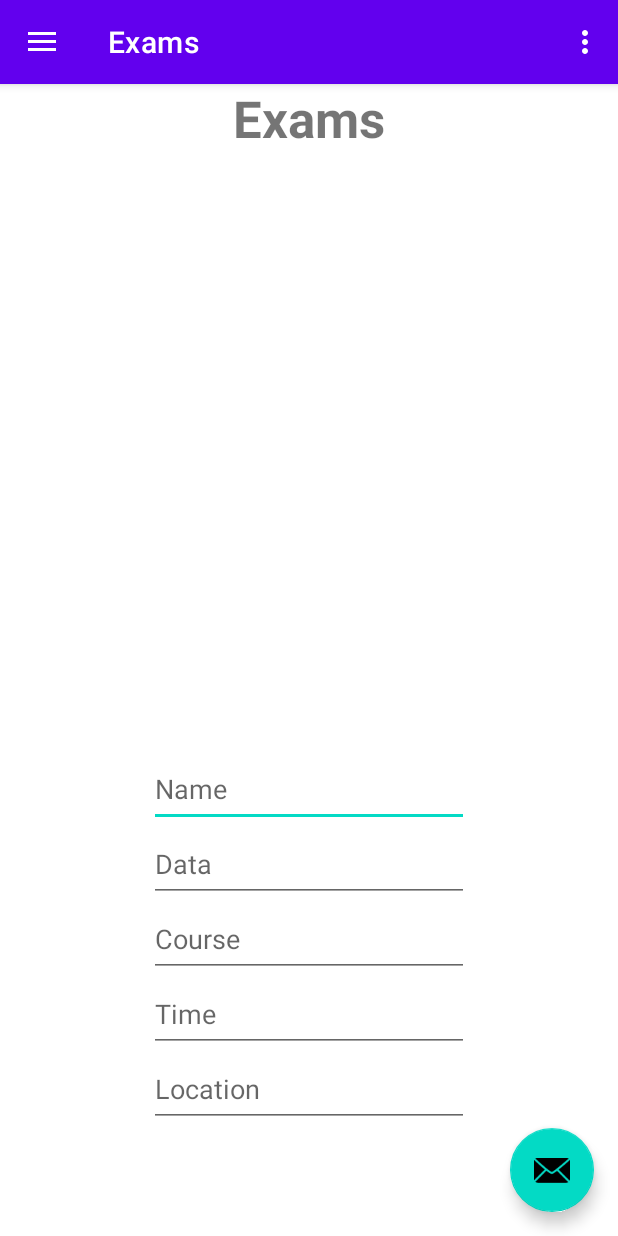
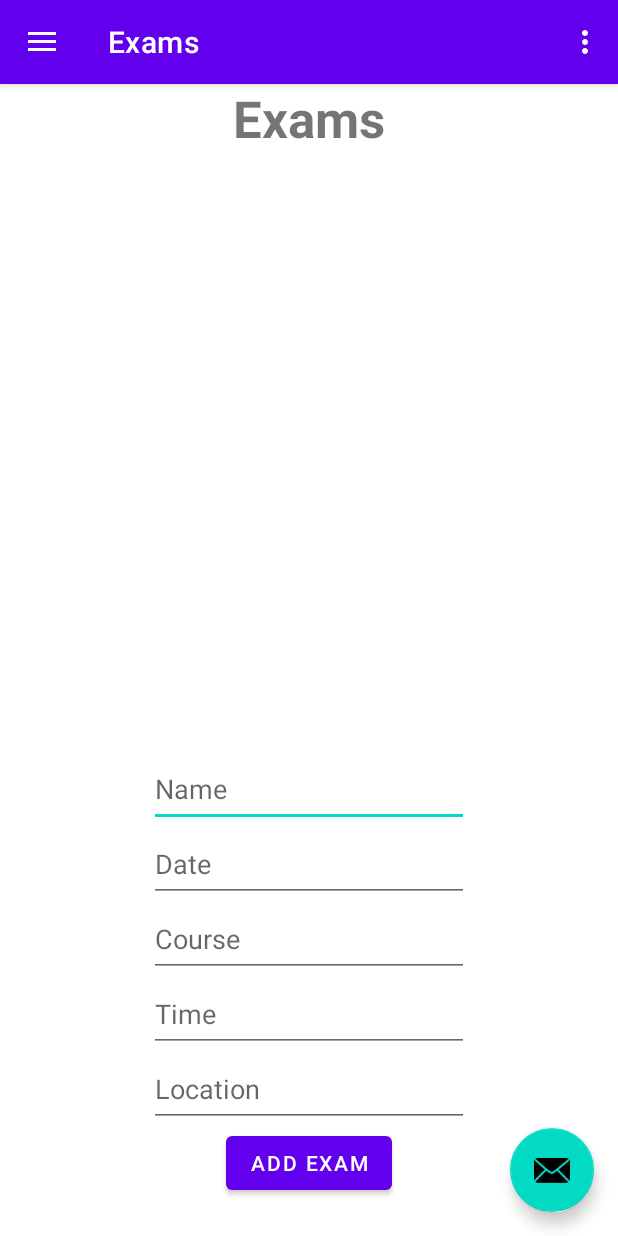
Before and after one commit to ND68/College-Scheduler, an Android app: the screen it shows after launch (MainActivity), in the side drawer, after a tap on "Exams", on a phone screen of 412 x 824 dp. Run offline under Robolectric (Android 15) with nearby library versions, the phone set to English and light mode, and no system bars; our stand-ins replace navigation-ui.

Commit message:
Add button for Exams

```diff
--- a/app/src/main/java/com/example/collegescheduler/ui/exams/ExamsFragment.java
+++ b/app/src/main/java/com/example/collegescheduler/ui/exams/ExamsFragment.java
@@ -8,12 +8,12 @@ import android.widget.ArrayAdapter;
 import android.widget.Button;
 import android.widget.EditText;
 import android.widget.ListView;
-import android.widget.TextView;
 
 import androidx.annotation.NonNull;
 import androidx.fragment.app.Fragment;
 import androidx.lifecycle.ViewModelProvider;
 
+import com.example.collegescheduler.R;
 import com.example.collegescheduler.databinding.FragmentExamsBinding;
 
 import java.util.ArrayList;
@@ -24,22 +24,73 @@ public class ExamsFragment extends Fragment {
     private FragmentExamsBinding binding;
     private ExamsViewModel examsViewModel;
     private ListView listView;
-    private EditText editTextName, editTextData, editTextCourse, editTextTime, editTextLocation;
-    private Button btnAddTask;
-    private ArrayAdapter<String> taskListAdapter;
-    private List<String> taskList = new ArrayList<>();
+    private EditText editTextName, editTextDate, editTextCourse, editTextTime, editTextLocation;
+    private Button btnAddExam;
+    private ArrayAdapter<String> examListAdapter;
+    private List<String> examList = new ArrayList<>();
 
     public View onCreateView(@NonNull LayoutInflater inflater,
                              ViewGroup container, Bundle savedInstanceState) {
-        ExamsViewModel slideshowViewModel =
-                new ViewModelProvider(this).get(ExamsViewModel.class);
+        examsViewModel = new ViewModelProvider(this).get(ExamsViewModel.class);
 
         binding = FragmentExamsBinding.inflate(inflater, container, false);
         View root = binding.getRoot();
 
-        final TextView textView = binding.textViewE;
-        slideshowViewModel.getText().observe(getViewLifecycleOwner(), textView::setText);
+        initializeViews(root);
+
+        btnAddExam.setOnClickListener(new View.OnClickListener() {
+            @Override
+            public void onClick(View v) {
+                addExam();
+            }
+        });
+
+        examListAdapter = new ArrayAdapter<>(requireContext(), android.R.layout.simple_list_item_1, examList);
+        listView.setAdapter(examListAdapter);
+
         return root;
+    }
+
+    private void initializeViews(View root) {
+        editTextName = root.findViewById(R.id.editTextNameE);
+        editTextDate = root.findViewById(R.id.editTextDateE);
+        editTextCourse = root.findViewById(R.id.editTextCourseE);
+        editTextTime = root.findViewById(R.id.editTextTimeE);
+        editTextLocation = root.findViewById(R.id.editTextLocationE);
+        btnAddExam = root.findViewById(R.id.btnAddExam);
+        listView = root.findViewById(R.id.listViewE);
+    }
+
+    private void addExam() {
+        String examDetails = getExamDetails();
+        if (examDetails != null) {
+            examList.add(examDetails);
+            examListAdapter.notifyDataSetChanged();
+            clearInputFields();
+        }
+    }
+
+    private String getExamDetails() {
+        String name = editTextName.getText().toString().trim();
+        String date = editTextDate.getText().toString().trim();
+        String course = editTextCourse.getText().toString().trim();
+        String time = editTextTime.getText().toString().trim();
+        String location = editTextLocation.getText().toString().trim();
+
+        if (name.isEmpty() || date.isEmpty() || course.isEmpty() || time.isEmpty() || location.isEmpty()) {
+            return null;
+        }
+
+
+        return String.format("Name: %s\nDate: %s\nCourse: %s\nTime: %s\nLocation: %s", name, date, course, time, location);
+    }
+
+    private void clearInputFields() {
+        editTextName.setText("");
+        editTextDate.setText("");
+        editTextCourse.setText("");
+        editTextTime.setText("");
+        editTextLocation.setText("");
     }
 
     @Override
--- a/app/src/main/res/layout/fragment_assignments.xml
+++ b/app/src/main/res/layout/fragment_assignments.xml
@@ -49,11 +49,11 @@
             android:layout_width="wrap_content"
             android:layout_height="50dp"
             android:ems="10"
+            android:hint="@string/due_date"
             android:inputType="date"
-            android:hint="@string/due_date"
             app:layout_constraintEnd_toEndOf="parent"
             app:layout_constraintStart_toStartOf="parent"
-            app:layout_constraintTop_toBottomOf="@+id/editTextTaskT" />
+            app:layout_constraintTop_toBottomOf="@+id/editTextTaskA" />
 
         <EditText
             android:id="@+id/editTextClassA"
--- a/app/src/main/res/layout/fragment_classes.xml
+++ b/app/src/main/res/layout/fragment_classes.xml
@@ -29,7 +29,7 @@
             app:layout_constraintBottom_toTopOf="@+id/editTextSectionC"
             app:layout_constraintEnd_toEndOf="parent"
             app:layout_constraintStart_toStartOf="parent"
-            app:layout_constraintTop_toBottomOf="@+id/textViewE" />
+            app:layout_constraintTop_toBottomOf="@+id/textViewC" />
 
         <EditText
             android:id="@+id/editTextSectionC"
--- a/app/src/main/res/layout/fragment_exams.xml
+++ b/app/src/main/res/layout/fragment_exams.xml
@@ -47,7 +47,7 @@
             android:layout_height="50dp"
             android:ems="10"
             android:inputType="date"
-            android:hint="Data"
+            android:hint="Date"
             app:layout_constraintEnd_toEndOf="parent"
             app:layout_constraintStart_toStartOf="parent"
             app:layout_constraintTop_toBottomOf="@+id/editTextNameE" />
@@ -85,5 +85,14 @@
             app:layout_constraintStart_toStartOf="parent"
             app:layout_constraintTop_toBottomOf="@+id/editTextTimeE" />
 
+        <Button
+            android:id="@+id/btnAddExam"
+            android:layout_width="wrap_content"
+            android:layout_height="wrap_content"
+            android:text="Add Exam"
+            app:layout_constraintTop_toBottomOf="@+id/editTextLocationE"
+            app:layout_constraintStart_toStartOf="parent"
+            app:layout_constraintEnd_toEndOf="parent"/>
+
     </androidx.constraintlayout.widget.ConstraintLayout>
 </ScrollView>
```
